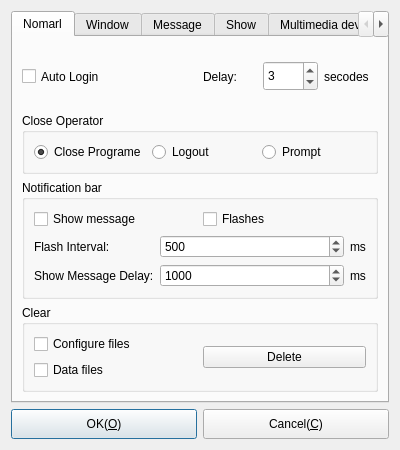
Qt form Widgets/DlgOptions/DlgOptions.ui (KangLin/RabbitIm) before a commit.
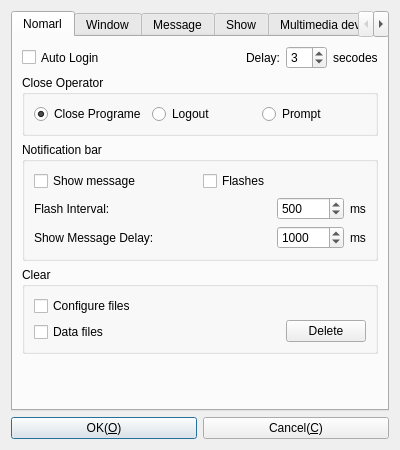
The same form after that commit. The open tabs and pages were chosen to show the change. Icons and pictures are not drawn.

Commit message: 修改选项对话框

```diff
--- a/Widgets/DlgOptions/DlgOptions.ui
+++ b/Widgets/DlgOptions/DlgOptions.ui
@@ -23,15 +23,15 @@
      <item>
       <widget class="QPushButton" name="pbOK">
        <property name="sizePolicy">
-        <sizepolicy hsizetype="Preferred" vsizetype="Fixed">
+        <sizepolicy hsizetype="Preferred" vsizetype="Preferred">
          <horstretch>0</horstretch>
          <verstretch>0</verstretch>
         </sizepolicy>
        </property>
        <property name="minimumSize">
         <size>
-         <width>80</width>
-         <height>30</height>
+         <width>0</width>
+         <height>0</height>
         </size>
        </property>
        <property name="maximumSize">
@@ -47,20 +47,23 @@
         <iconset resource="../../Resource/Resource.qrc">
          <normaloff>:/icon/Accept</normaloff>:/icon/Accept</iconset>
        </property>
+       <property name="flat">
+        <bool>false</bool>
+       </property>
       </widget>
      </item>
      <item>
       <widget class="QPushButton" name="pbCancel">
        <property name="sizePolicy">
-        <sizepolicy hsizetype="Preferred" vsizetype="Fixed">
+        <sizepolicy hsizetype="Preferred" vsizetype="Preferred">
          <horstretch>0</horstretch>
          <verstretch>0</verstretch>
         </sizepolicy>
        </property>
        <property name="minimumSize">
         <size>
-         <width>80</width>
-         <height>30</height>
+         <width>0</width>
+         <height>0</height>
         </size>
        </property>
        <property name="maximumSize">
@@ -76,12 +79,21 @@
         <iconset resource="../../Resource/Resource.qrc">
          <normaloff>:/icon/Cancel</normaloff>:/icon/Cancel</iconset>
        </property>
+       <property name="flat">
+        <bool>false</bool>
+       </property>
       </widget>
      </item>
     </layout>
    </item>
    <item row="0" column="0">
     <widget class="QTabWidget" name="tabWidget">
+     <property name="sizePolicy">
+      <sizepolicy hsizetype="Expanding" vsizetype="Expanding">
+       <horstretch>0</horstretch>
+       <verstretch>0</verstretch>
+      </sizepolicy>
+     </property>
      <property name="currentIndex">
       <number>1</number>
      </property>
@@ -91,7 +103,7 @@
       </attribute>
       <layout class="QGridLayout" name="gridLayout_17">
        <item row="0" column="0">
-        <layout class="QHBoxLayout" name="horizontalLayout_10">
+        <layout class="QHBoxLayout" name="horizontalLayout_9">
          <item>
           <widget class="QCheckBox" name="cbAutoLogin">
            <property name="sizePolicy">
@@ -106,12 +118,19 @@
           </widget>
          </item>
          <item>
-          <layout class="QHBoxLayout" name="horizontalLayout_9">
-           <item>
             <widget class="QLabel" name="label_6">
+           <property name="sizePolicy">
+            <sizepolicy hsizetype="Expanding" vsizetype="Preferred">
+             <horstretch>0</horstretch>
+             <verstretch>0</verstretch>
+            </sizepolicy>
+           </property>
              <property name="text">
               <string>Delay:</string>
              </property>
+           <property name="alignment">
+            <set>Qt::AlignRight|Qt::AlignTrailing|Qt::AlignVCenter</set>
+           </property>
              <property name="wordWrap">
               <bool>true</bool>
              </property>
@@ -128,7 +147,7 @@
              <property name="maximumSize">
               <size>
                <width>16777215</width>
-               <height>30</height>
+             <height>16777215</height>
               </size>
              </property>
              <property name="value">
@@ -148,8 +167,6 @@
            </item>
           </layout>
          </item>
-        </layout>
-       </item>
        <item row="1" column="0">
         <widget class="QGroupBox" name="groupBox_6">
          <property name="sizePolicy">
@@ -212,14 +229,14 @@
             <item>
              <widget class="QLabel" name="label">
               <property name="sizePolicy">
-               <sizepolicy hsizetype="Preferred" vsizetype="Preferred">
+               <sizepolicy hsizetype="Expanding" vsizetype="Preferred">
                 <horstretch>0</horstretch>
                 <verstretch>0</verstretch>
                </sizepolicy>
               </property>
               <property name="minimumSize">
                <size>
-                <width>120</width>
+                <width>0</width>
                 <height>0</height>
                </size>
               </property>
@@ -237,13 +254,19 @@
             <item>
              <widget class="QSpinBox" name="sbFlashInterval">
               <property name="sizePolicy">
-               <sizepolicy hsizetype="Expanding" vsizetype="Preferred">
+               <sizepolicy hsizetype="Preferred" vsizetype="Preferred">
                 <horstretch>0</horstretch>
                 <verstretch>0</verstretch>
                </sizepolicy>
               </property>
+              <property name="minimumSize">
+               <size>
+                <width>0</width>
+                <height>0</height>
+               </size>
+              </property>
               <property name="maximum">
-               <number>10000</number>
+               <number>100000</number>
               </property>
               <property name="value">
                <number>500</number>
@@ -267,14 +290,14 @@
             <item>
              <widget class="QLabel" name="label_4">
               <property name="sizePolicy">
-               <sizepolicy hsizetype="Preferred" vsizetype="Preferred">
+               <sizepolicy hsizetype="Expanding" vsizetype="Preferred">
                 <horstretch>0</horstretch>
                 <verstretch>0</verstretch>
                </sizepolicy>
               </property>
               <property name="minimumSize">
                <size>
-                <width>120</width>
+                <width>0</width>
                 <height>0</height>
                </size>
               </property>
@@ -289,7 +312,7 @@
             <item>
              <widget class="QSpinBox" name="sbShowMessageDelay">
               <property name="sizePolicy">
-               <sizepolicy hsizetype="Expanding" vsizetype="Preferred">
+               <sizepolicy hsizetype="Preferred" vsizetype="Preferred">
                 <horstretch>0</horstretch>
                 <verstretch>0</verstretch>
                </sizepolicy>
@@ -369,6 +392,12 @@
            <layout class="QVBoxLayout" name="verticalLayout">
             <item>
              <widget class="QCheckBox" name="cbConfigureFile">
+              <property name="sizePolicy">
+               <sizepolicy hsizetype="Expanding" vsizetype="Preferred">
+                <horstretch>0</horstretch>
+                <verstretch>0</verstretch>
+               </sizepolicy>
+              </property>
               <property name="text">
                <string>Configure files</string>
               </property>
@@ -376,6 +405,12 @@
             </item>
             <item>
              <widget class="QCheckBox" name="cbDataFile">
+              <property name="sizePolicy">
+               <sizepolicy hsizetype="Expanding" vsizetype="Preferred">
+                <horstretch>0</horstretch>
+                <verstretch>0</verstretch>
+               </sizepolicy>
+              </property>
               <property name="text">
                <string>Data files</string>
               </property>
@@ -384,15 +419,54 @@
            </layout>
           </item>
           <item row="0" column="1">
+           <layout class="QVBoxLayout" name="verticalLayout_2">
+            <item>
+             <spacer name="verticalSpacer_2">
+              <property name="orientation">
+               <enum>Qt::Vertical</enum>
+              </property>
+              <property name="sizeHint" stdset="0">
+               <size>
+                <width>20</width>
+                <height>17</height>
+               </size>
+              </property>
+             </spacer>
+            </item>
+            <item>
            <widget class="QPushButton" name="pbResetConfigure">
+              <property name="sizePolicy">
+               <sizepolicy hsizetype="Preferred" vsizetype="Preferred">
+                <horstretch>0</horstretch>
+                <verstretch>0</verstretch>
+               </sizepolicy>
+              </property>
             <property name="text">
              <string>Delete</string>
             </property>
+              <property name="flat">
+               <bool>false</bool>
+              </property>
            </widget>
           </item>
          </layout>
+          </item>
+         </layout>
         </widget>
        </item>
+       <item row="4" column="0">
+        <spacer name="verticalSpacer_7">
+         <property name="orientation">
+          <enum>Qt::Vertical</enum>
+         </property>
+         <property name="sizeHint" stdset="0">
+          <size>
+           <width>20</width>
+           <height>14</height>
+          </size>
+         </property>
+        </spacer>
+       </item>
       </layout>
      </widget>
      <widget class="QWidget" name="tab_2">
```
Left out of the diff: 220 changed lines with no effect on the pictures. Lines whose indentation alone changed are shown as unchanged. The commit also changes 5 other files.
